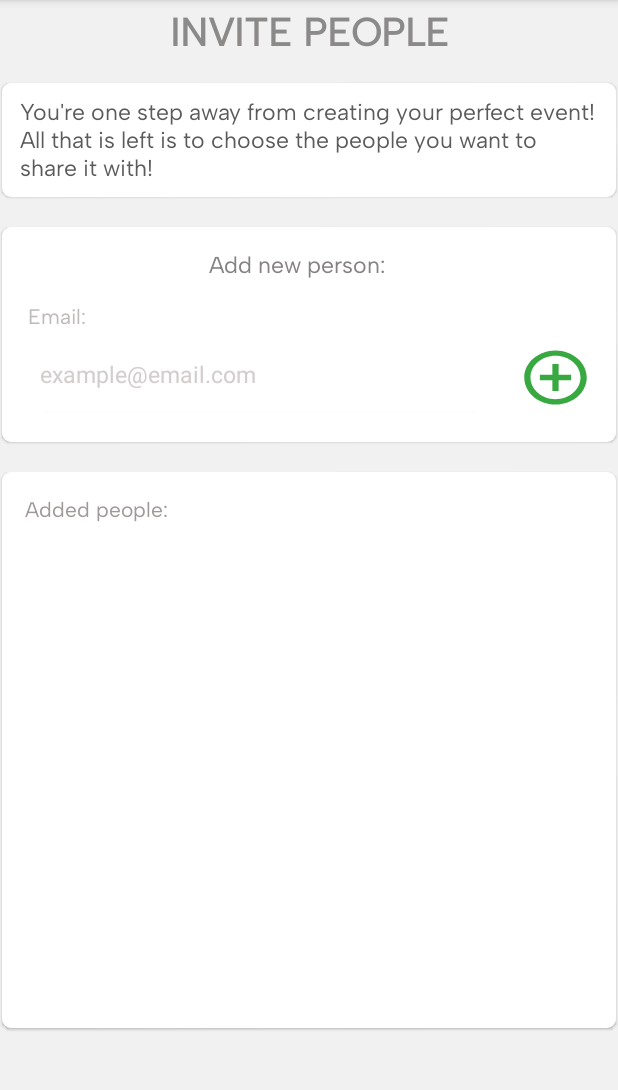
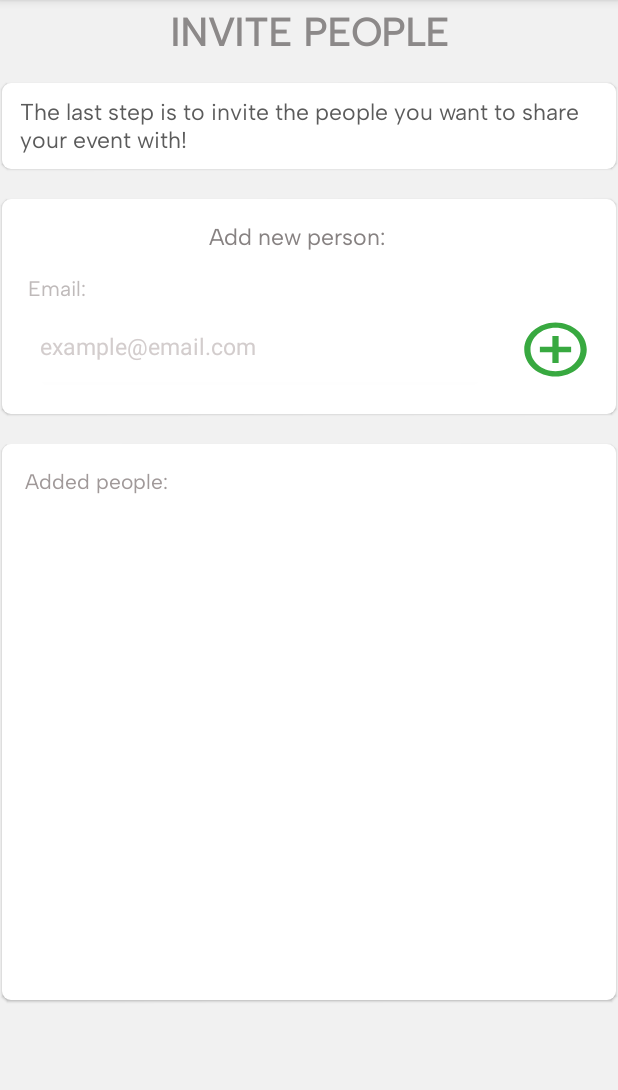
Before and after one commit to kzi-nastava/ma-project-event-planner-siit-2024-team-11, an Android app: the fragment EventInvitationSendingFragment shown on its own in the app's theme, on a phone screen of 412 x 824 dp, the part 84-1174 px from its top. Run offline under Robolectric (Android 15) with nearby library versions, the phone set to English and light mode, and no system bars.

Commit message:
[UPDATE] string.xml

```diff
--- a/Eventy/app/src/main/res/values/strings.xml
+++ b/Eventy/app/src/main/res/values/strings.xml
@@ -77,7 +77,7 @@
     <string name="organize_event">Organize event</string>
 
     <!-- /events/organize/invite-people -->
-    <string name="invite_people">You\'re one step away from creating your perfect event! All that is left is to choose the people you want to share it with!</string>
+    <string name="invite_people">The last step is to invite the people you want to share your event with!</string>
     <string name="add_new_person">Add new person:</string>
     <string name="added_people">Added people:</string>
 
```
